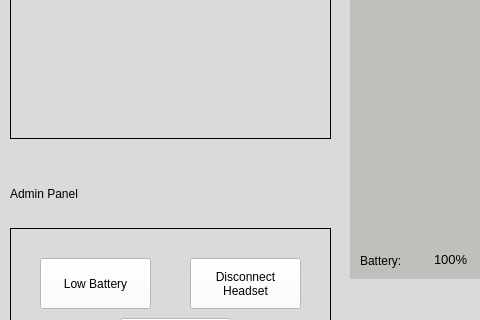
The window that COMP3004_Project_Team11/mainwindow.ui (SaeidEl-Saadi/COMP3004-Team-11) describes before a commit, drawn with Qt 5; both pictures show x 0 to 480 and y 352 to 672 of the 1310 by 800 pixel window.
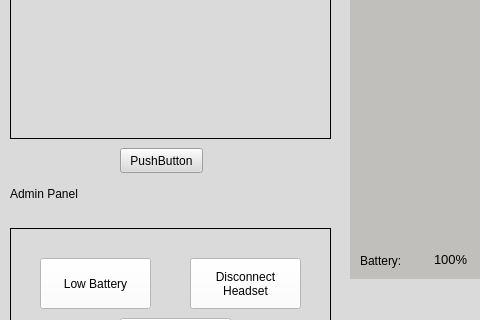
The same window after the commit. Custom widgets are drawn as their Qt base class.

```diff
--- a/COMP3004_Project_Team11/mainwindow.ui
+++ b/COMP3004_Project_Team11/mainwindow.ui
@@ -709,6 +709,19 @@
      </rect>
     </property>
    </widget>
+   <widget class="QPushButton" name="deleteSessionsPC">
+    <property name="geometry">
+     <rect>
+      <x>120</x>
+      <y>500</y>
+      <width>83</width>
+      <height>25</height>
+     </rect>
+    </property>
+    <property name="text">
+     <string>PushButton</string>
+    </property>
+   </widget>
   </widget>
   <widget class="QMenuBar" name="menubar">
    <property name="geometry">
```
